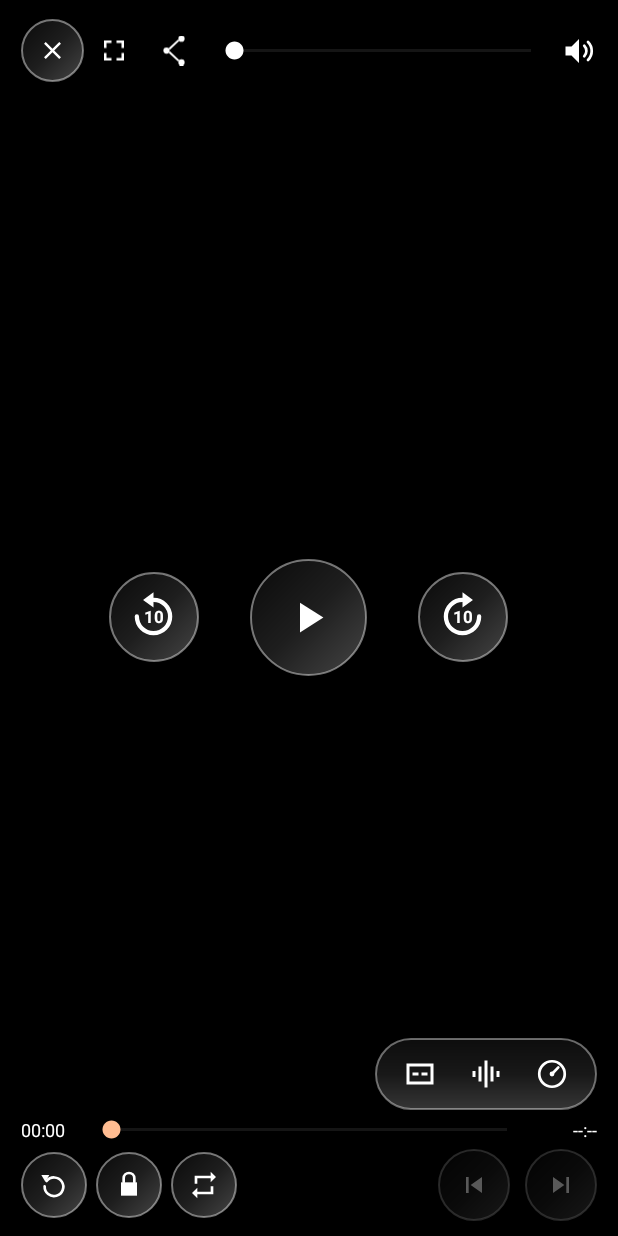
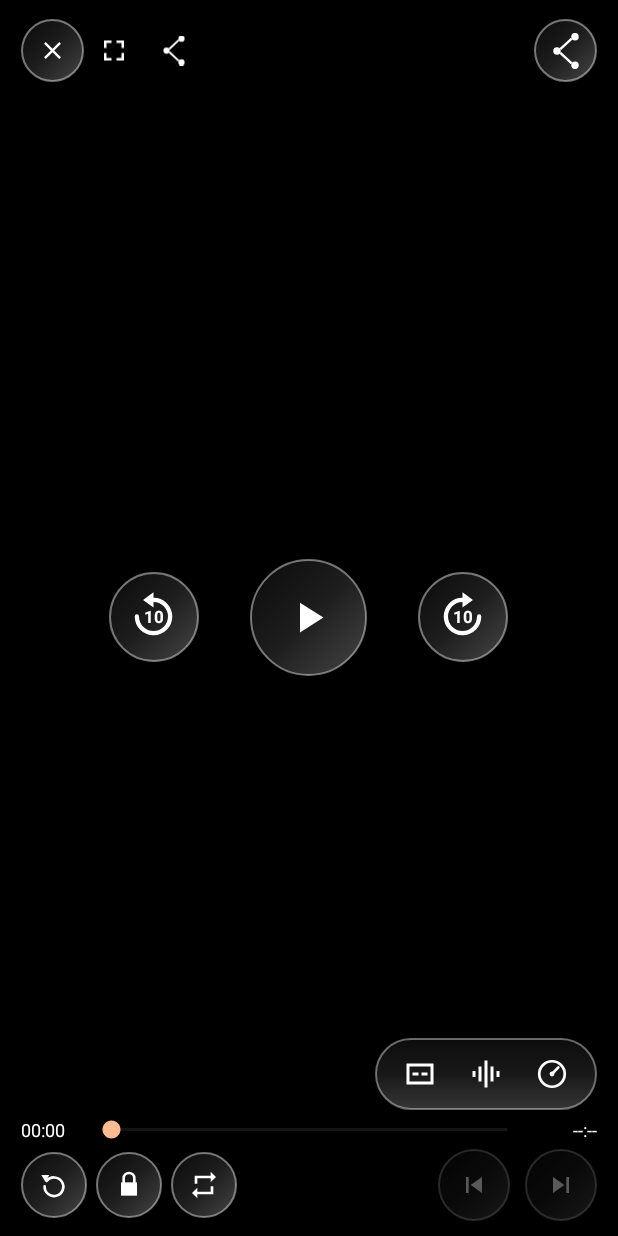
Before and after one commit to ardhikarijal-source/video-player, an Android app: the PlayerActivity screen opened directly, with no data from a screen before it, on a phone screen of 412 x 824 dp. Run offline under Robolectric (Android 15) with nearby library versions, the phone set to English and light mode, and no system bars; 1 statement that could not run was skipped.

Commit message:
Refresh player top controls and glass styling

```diff
--- a/app/src/main/res/layout/activity_player.xml
+++ b/app/src/main/res/layout/activity_player.xml
@@ -76,11 +76,17 @@
                 android:src="@drawable/ic_share"
                 android:tint="@color/white" />
 
+            <View
+                android:layout_width="0dp"
+                android:layout_height="1dp"
+                android:layout_weight="1" />
+
             <SeekBar
                 android:id="@+id/seekVolume"
                 android:layout_width="0dp"
                 android:layout_height="wrap_content"
                 android:layout_weight="1"
+                android:visibility="gone"
                 android:minWidth="42dp"
                 android:layout_marginStart="4dp"
                 android:contentDescription="@string/cd_volume"
@@ -88,12 +94,16 @@
                 android:progressTint="@color/white"
                 android:thumbTint="@color/white" />
 
-            <ImageView
-                android:layout_width="24dp"
-                android:layout_height="24dp"
-                android:layout_marginStart="4dp"
-                android:contentDescription="@null"
-                android:src="@drawable/ic_volume" />
+            <ImageButton
+                android:id="@+id/btnShareTop"
+                android:layout_width="42dp"
+                android:layout_height="42dp"
+                android:layout_marginStart="8dp"
+                android:background="@drawable/bg_glass_circle"
+                android:contentDescription="@string/cd_share"
+                android:padding="11dp"
+                android:src="@drawable/ic_share"
+                android:tint="@color/white" />
         </LinearLayout>
 
         <!-- Tengah: mundur 10, putar/jeda, maju 10 -->
```
